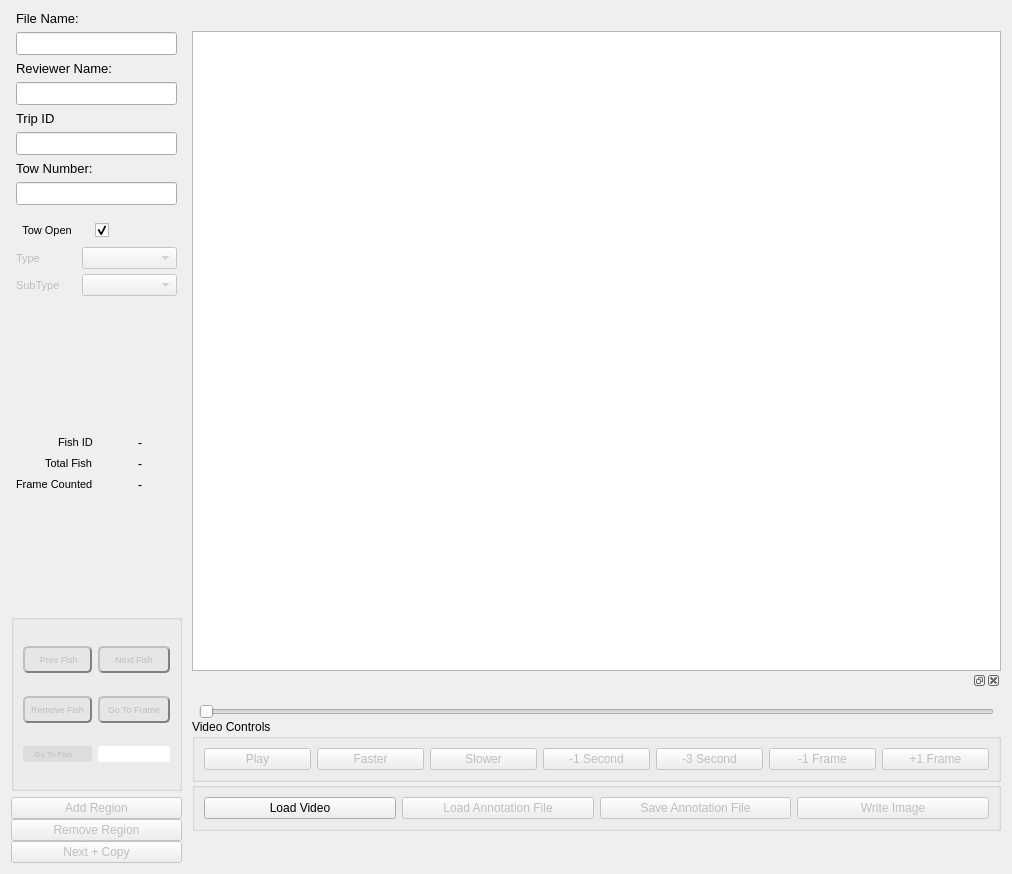
First picture: the form in src/video_annotator/mainwindow.ui, repository cvisionai/Tator-Native, before the edit.
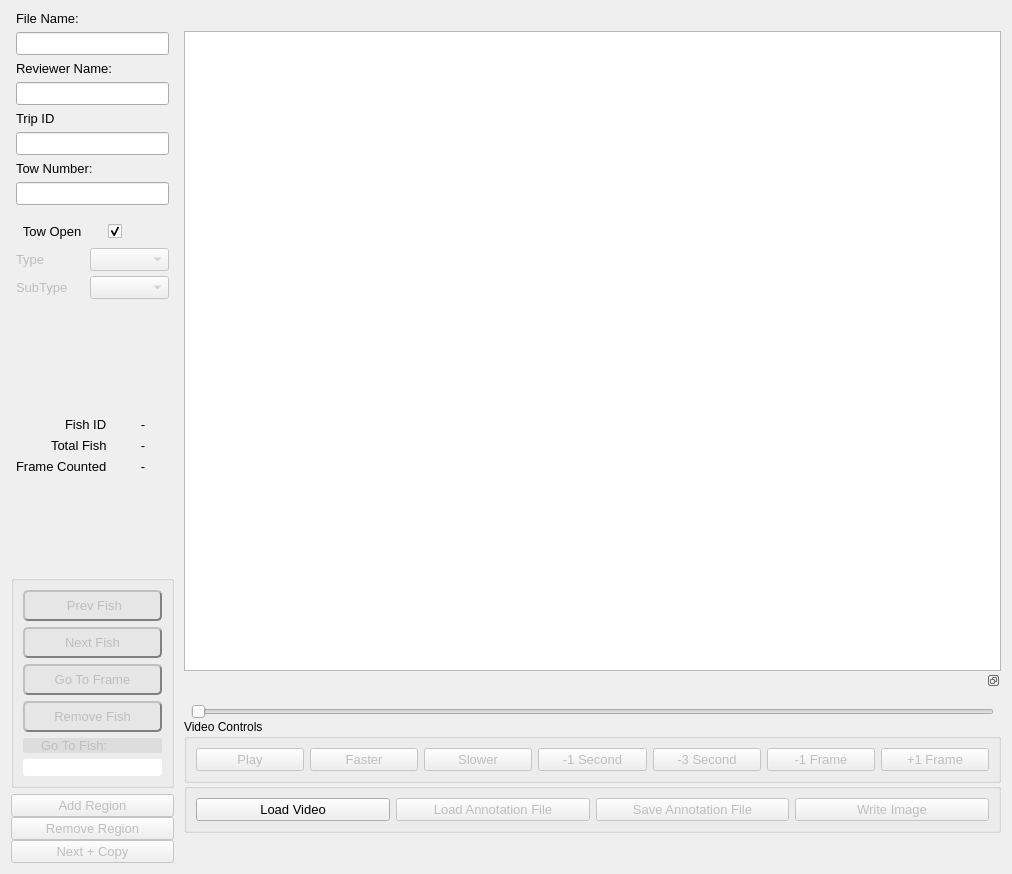
Second picture: the form after the edit.

Commit message: Use uniform font size, disable close on video controls dock widget

```diff
--- a/src/video_annotator/mainwindow.ui
+++ b/src/video_annotator/mainwindow.ui
@@ -61,6 +61,8 @@
            <property name="font">
             <font>
              <pointsize>10</pointsize>
+             <weight>50</weight>
+             <bold>false</bold>
             </font>
            </property>
            <property name="text">
@@ -79,6 +81,8 @@
            <property name="font">
             <font>
              <pointsize>10</pointsize>
+             <weight>50</weight>
+             <bold>false</bold>
             </font>
            </property>
            <property name="focusPolicy">
@@ -97,6 +101,8 @@
            <property name="font">
             <font>
              <pointsize>10</pointsize>
+             <weight>50</weight>
+             <bold>false</bold>
             </font>
            </property>
            <property name="text">
@@ -121,6 +127,8 @@
            <property name="font">
             <font>
              <pointsize>10</pointsize>
+             <weight>50</weight>
+             <bold>false</bold>
             </font>
            </property>
           </widget>
@@ -136,6 +144,8 @@
            <property name="font">
             <font>
              <pointsize>10</pointsize>
+             <weight>50</weight>
+             <bold>false</bold>
             </font>
            </property>
            <property name="text">
@@ -154,6 +164,8 @@
            <property name="font">
             <font>
              <pointsize>10</pointsize>
+             <weight>50</weight>
+             <bold>false</bold>
             </font>
            </property>
           </widget>
@@ -169,6 +181,8 @@
            <property name="font">
             <font>
              <pointsize>10</pointsize>
+             <weight>50</weight>
+             <bold>false</bold>
             </font>
            </property>
            <property name="text">
@@ -187,6 +201,8 @@
            <property name="font">
             <font>
              <pointsize>10</pointsize>
+             <weight>50</weight>
+             <bold>false</bold>
             </font>
            </property>
           </widget>
@@ -223,7 +239,9 @@
            </property>
            <property name="font">
             <font>
-             <pointsize>8</pointsize>
+             <pointsize>10</pointsize>
+             <weight>50</weight>
+             <bold>false</bold>
             </font>
            </property>
            <property name="layoutDirection">
@@ -294,7 +312,9 @@
            </property>
            <property name="font">
             <font>
-             <pointsize>8</pointsize>
+             <pointsize>10</pointsize>
+             <weight>50</weight>
+             <bold>false</bold>
             </font>
            </property>
            <property name="layoutDirection">
@@ -327,7 +347,9 @@
            </property>
            <property name="font">
             <font>
-             <pointsize>6</pointsize>
+             <pointsize>10</pointsize>
+             <weight>50</weight>
+             <bold>false</bold>
             </font>
            </property>
            <property name="focusPolicy">
@@ -354,7 +376,9 @@
            </property>
            <property name="font">
             <font>
-             <pointsize>8</pointsize>
+             <pointsize>10</pointsize>
+             <weight>50</weight>
+             <bold>false</bold>
             </font>
            </property>
            <property name="text">
@@ -375,7 +399,9 @@
            </property>
            <property name="font">
             <font>
-             <pointsize>6</pointsize>
+             <pointsize>10</pointsize>
+             <weight>50</weight>
+             <bold>false</bold>
             </font>
            </property>
            <property name="focusPolicy">
@@ -421,7 +447,9 @@
            </property>
            <property name="font">
             <font>
-             <pointsize>8</pointsize>
+             <pointsize>10</pointsize>
+             <weight>50</weight>
+             <bold>false</bold>
             </font>
            </property>
            <property name="text">
@@ -440,6 +468,8 @@
            <property name="font">
             <font>
              <pointsize>10</pointsize>
+             <weight>50</weight>
+             <bold>false</bold>
             </font>
            </property>
            <property name="text">
@@ -460,7 +490,9 @@
            </property>
            <property name="font">
             <font>
-             <pointsize>8</pointsize>
+             <pointsize>10</pointsize>
+             <weight>50</weight>
+             <bold>false</bold>
             </font>
            </property>
            <property name="text">
@@ -479,6 +511,8 @@
            <property name="font">
             <font>
              <pointsize>10</pointsize>
+             <weight>50</weight>
+             <bold>false</bold>
             </font>
            </property>
            <property name="text">
@@ -499,7 +533,9 @@
            </property>
            <property name="font">
             <font>
-             <pointsize>8</pointsize>
+             <pointsize>10</pointsize>
+             <weight>50</weight>
+             <bold>false</bold>
             </font>
            </property>
            <property name="text">
@@ -518,6 +554,8 @@
            <property name="font">
             <font>
              <pointsize>10</pointsize>
+             <weight>50</weight>
+             <bold>false</bold>
             </font>
            </property>
            <property name="text">
@@ -536,6 +574,46 @@
           <string/>
          </property>
          <layout class="QGridLayout" name="gridLayout">
+          <item row="1" column="0">
+           <widget class="QPushButton" name="nextFish">
+            <property name="enabled">
+             <bool>false</bool>
+            </property>
+            <property name="sizePolicy">
+             <sizepolicy hsizetype="MinimumExpanding" vsizetype="Fixed">
+              <horstretch>0</horstretch>
+              <verstretch>0</verstretch>
+             </sizepolicy>
+            </property>
+            <property name="minimumSize">
+             <size>
+              <width>0</width>
+              <height>0</height>
+             </size>
+            </property>
+            <property name="font">
+             <font>
+              <pointsize>10</pointsize>
+              <weight>50</weight>
+              <bold>false</bold>
+             </font>
+            </property>
+            <property name="focusPolicy">
+             <enum>Qt::NoFocus</enum>
+            </property>
+            <property name="styleSheet">
+             <string notr="true">background-color: rgb(230, 230, 230);
+border-style: outset;
+border-radius: 5px;
+border-width: 2px;
+border-color: grey;
+padding: 6px;</string>
+            </property>
+            <property name="text">
+             <string>Next Fish</string>
+            </property>
+           </widget>
+          </item>
           <item row="0" column="0">
            <widget class="QPushButton" name="prevFish">
             <property name="enabled">
@@ -555,7 +633,9 @@
             </property>
             <property name="font">
              <font>
-              <pointsize>7</pointsize>
+              <pointsize>10</pointsize>
+              <weight>50</weight>
+              <bold>false</bold>
              </font>
             </property>
             <property name="focusPolicy">
@@ -574,7 +654,7 @@
             </property>
            </widget>
           </item>
-          <item row="1" column="0">
+          <item row="3" column="0">
            <widget class="QPushButton" name="removeFish">
             <property name="enabled">
              <bool>false</bool>
@@ -593,7 +673,7 @@
             </property>
             <property name="font">
              <font>
-              <pointsize>7</pointsize>
+              <pointsize>10</pointsize>
               <weight>50</weight>
               <bold>false</bold>
              </font>
@@ -614,7 +694,7 @@
             </property>
            </widget>
           </item>
-          <item row="2" column="0">
+          <item row="4" column="0">
            <widget class="QLabel" name="goToFishLabel">
             <property name="enabled">
              <bool>false</bool>
@@ -633,7 +713,9 @@
             </property>
             <property name="font">
              <font>
-              <pointsize>6</pointsize>
+              <pointsize>10</pointsize>
+              <weight>50</weight>
+              <bold>false</bold>
              </font>
             </property>
             <property name="styleSheet">
@@ -642,80 +724,11 @@
 border-radius: 2px;</string>
             </property>
             <property name="text">
-             <string>     Go To Fish   </string>
+             <string>     Go To Fish:</string>
             </property>
            </widget>
           </item>
-          <item row="0" column="1">
-           <widget class="QPushButton" name="nextFish">
-            <property name="enabled">
-             <bool>false</bool>
-            </property>
-            <property name="sizePolicy">
-             <sizepolicy hsizetype="MinimumExpanding" vsizetype="Fixed">
-              <horstretch>0</horstretch>
-              <verstretch>0</verstretch>
-             </sizepolicy>
-            </property>
-            <property name="minimumSize">
-             <size>
-              <width>0</width>
-              <height>0</height>
-             </size>
-            </property>
-            <property name="font">
-             <font>
-              <pointsize>7</pointsize>
-             </font>
-            </property>
-            <property name="focusPolicy">
-             <enum>Qt::NoFocus</enum>
-            </property>
-            <property name="styleSheet">
-             <string notr="true">background-color: rgb(230, 230, 230);
-border-style: outset;
-border-radius: 5px;
-border-width: 2px;
-border-color: grey;
-padding: 6px;</string>
-            </property>
-            <property name="text">
-             <string>Next Fish</string>
-            </property>
-           </widget>
-          </item>
-          <item row="2" column="1">
-           <widget class="QLineEdit" name="goToFishVal">
-            <property name="enabled">
-             <bool>false</bool>
-            </property>
-            <property name="sizePolicy">
-             <sizepolicy hsizetype="MinimumExpanding" vsizetype="Fixed">
-              <horstretch>0</horstretch>
-              <verstretch>0</verstretch>
-             </sizepolicy>
-            </property>
-            <property name="minimumSize">
-             <size>
-              <width>0</width>
-              <height>0</height>
-             </size>
-            </property>
-            <property name="font">
-             <font>
-              <pointsize>6</pointsize>
-             </font>
-            </property>
-            <property name="focusPolicy">
-             <enum>Qt::ClickFocus</enum>
-            </property>
-            <property name="styleSheet">
-             <string notr="true">border-style: outset;
-border-radius: 3px;</string>
-            </property>
-           </widget>
-          </item>
-          <item row="1" column="1">
+          <item row="2" column="0">
            <widget class="QPushButton" name="goToFrame">
             <property name="enabled">
              <bool>false</bool>
@@ -734,7 +747,7 @@
             </property>
             <property name="font">
              <font>
-              <pointsize>7</pointsize>
+              <pointsize>10</pointsize>
               <weight>50</weight>
               <bold>false</bold>
              </font>
@@ -764,6 +777,39 @@
             </property>
            </widget>
           </item>
+          <item row="5" column="0">
+           <widget class="QLineEdit" name="goToFishVal">
+            <property name="enabled">
+             <bool>false</bool>
+            </property>
+            <property name="sizePolicy">
+             <sizepolicy hsizetype="MinimumExpanding" vsizetype="Fixed">
+              <horstretch>0</horstretch>
+              <verstretch>0</verstretch>
+             </sizepolicy>
+            </property>
+            <property name="minimumSize">
+             <size>
+              <width>0</width>
+              <height>0</height>
+             </size>
+            </property>
+            <property name="font">
+             <font>
+              <pointsize>10</pointsize>
+              <weight>50</weight>
+              <bold>false</bold>
+             </font>
+            </property>
+            <property name="focusPolicy">
+             <enum>Qt::ClickFocus</enum>
+            </property>
+            <property name="styleSheet">
+             <string notr="true">border-style: outset;
+border-radius: 3px;</string>
+            </property>
+           </widget>
+          </item>
          </layout>
         </widget>
        </item>
@@ -780,6 +826,13 @@
            <property name="enabled">
             <bool>false</bool>
            </property>
+           <property name="font">
+            <font>
+             <pointsize>10</pointsize>
+             <weight>50</weight>
+             <bold>false</bold>
+            </font>
+           </property>
            <property name="text">
             <string>Add Region</string>
            </property>
@@ -790,6 +843,13 @@
            <property name="enabled">
             <bool>false</bool>
            </property>
+           <property name="font">
+            <font>
+             <pointsize>10</pointsize>
+             <weight>50</weight>
+             <bold>false</bold>
+            </font>
+           </property>
            <property name="text">
             <string>Remove Region</string>
            </property>
@@ -800,6 +860,13 @@
            <property name="enabled">
             <bool>false</bool>
            </property>
+           <property name="font">
+            <font>
+             <pointsize>10</pointsize>
+             <weight>50</weight>
+             <bold>false</bold>
+            </font>
+           </property>
            <property name="text">
             <string>Next + Copy</string>
            </property>
@@ -853,6 +920,9 @@
          <property name="layoutDirection">
           <enum>Qt::LeftToRight</enum>
          </property>
+         <property name="features">
+          <set>QDockWidget::DockWidgetFloatable|QDockWidget::DockWidgetMovable</set>
+         </property>
          <widget class="QWidget" name="videoControlsDockWidget">
           <property name="layoutDirection">
            <enum>Qt::LeftToRight</enum>
@@ -945,6 +1015,13 @@
                     <verstretch>0</verstretch>
                    </sizepolicy>
                   </property>
+                  <property name="font">
+                   <font>
+                    <pointsize>10</pointsize>
+                    <weight>50</weight>
+                    <bold>false</bold>
+                   </font>
+                  </property>
                   <property name="text">
                    <string>Play</string>
                   </property>
@@ -973,6 +1050,13 @@
                     <height>0</height>
                    </size>
                   </property>
+                  <property name="font">
+                   <font>
+                    <pointsize>10</pointsize>
+                    <weight>50</weight>
+                    <bold>false</bold>
+                   </font>
+                  </property>
                   <property name="focusPolicy">
                    <enum>Qt::NoFocus</enum>
                   </property>
@@ -998,6 +1082,13 @@
                     <height>0</height>
                    </size>
                   </property>
+                  <property name="font">
+                   <font>
+                    <pointsize>10</pointsize>
+                    <weight>50</weight>
+                    <bold>false</bold>
+                   </font>
+                  </property>
                   <property name="focusPolicy">
                    <enum>Qt::NoFocus</enum>
                   </property>
@@ -1011,6 +1102,13 @@
                   <property name="enabled">
                    <bool>false</bool>
                   </property>
+                  <property name="font">
+                   <font>
+                    <pointsize>10</pointsize>
+                    <weight>50</weight>
+                    <bold>false</bold>
+                   </font>
+                  </property>
                   <property name="text">
                    <string>-1 Second</string>
                   </property>
@@ -1021,6 +1119,13 @@
                   <property name="enabled">
                    <bool>false</bool>
                   </property>
+                  <property name="font">
+                   <font>
+                    <pointsize>10</pointsize>
+                    <weight>50</weight>
+                    <bold>false</bold>
+                   </font>
+                  </property>
                   <property name="text">
                    <string>-3 Second</string>
                   </property>
@@ -1031,6 +1136,13 @@
                   <property name="enabled">
                    <bool>false</bool>
                   </property>
+                  <property name="font">
+                   <font>
+                    <pointsize>10</pointsize>
+                    <weight>50</weight>
+                    <bold>false</bold>
+                   </font>
+                  </property>
                   <property name="focusPolicy">
                    <enum>Qt::NoFocus</enum>
                   </property>
@@ -1044,6 +1156,13 @@
                   <property name="enabled">
                    <bool>false</bool>
                   </property>
+                  <property name="font">
+                   <font>
+                    <pointsize>10</pointsize>
+                    <weight>50</weight>
+                    <bold>false</bold>
+                   </font>
+                  </property>
                   <property name="focusPolicy">
                    <enum>Qt::NoFocus</enum>
                   </property>
@@ -1075,6 +1194,13 @@
                     <height>16777215</height>
                    </size>
                   </property>
+                  <property name="font">
+                   <font>
+                    <pointsize>10</pointsize>
+                    <weight>50</weight>
+                    <bold>false</bold>
+                   </font>
+                  </property>
                   <property name="text">
                    <string>Load Video</string>
                   </property>
@@ -1085,6 +1211,13 @@
                   <property name="enabled">
                    <bool>false</bool>
                   </property>
+                  <property name="font">
+                   <font>
+                    <pointsize>10</pointsize>
+                    <weight>50</weight>
+                    <bold>false</bold>
+                   </font>
+                  </property>
                   <property name="text">
                    <string>Load Annotation File</string>
                   </property>
@@ -1095,6 +1228,13 @@
                   <property name="enabled">
                    <bool>false</bool>
                   </property>
+                  <property name="font">
+                   <font>
+                    <pointsize>10</pointsize>
+                    <weight>50</weight>
+                    <bold>false</bold>
+                   </font>
+                  </property>
                   <property name="text">
                    <string>Save Annotation File</string>
                   </property>
@@ -1105,6 +1245,13 @@
                   <property name="enabled">
                    <bool>false</bool>
                   </property>
+                  <property name="font">
+                   <font>
+                    <pointsize>10</pointsize>
+                    <weight>50</weight>
+                    <bold>false</bold>
+                   </font>
+                  </property>
                   <property name="text">
                    <string>Write Image</string>
                   </property>
```
